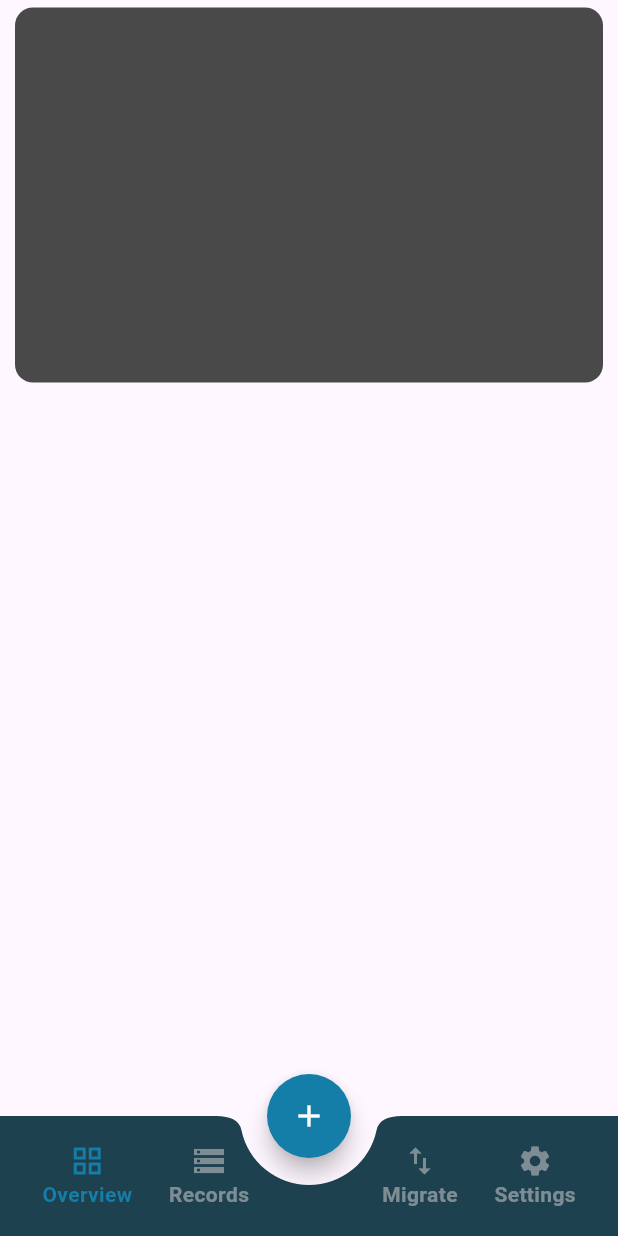
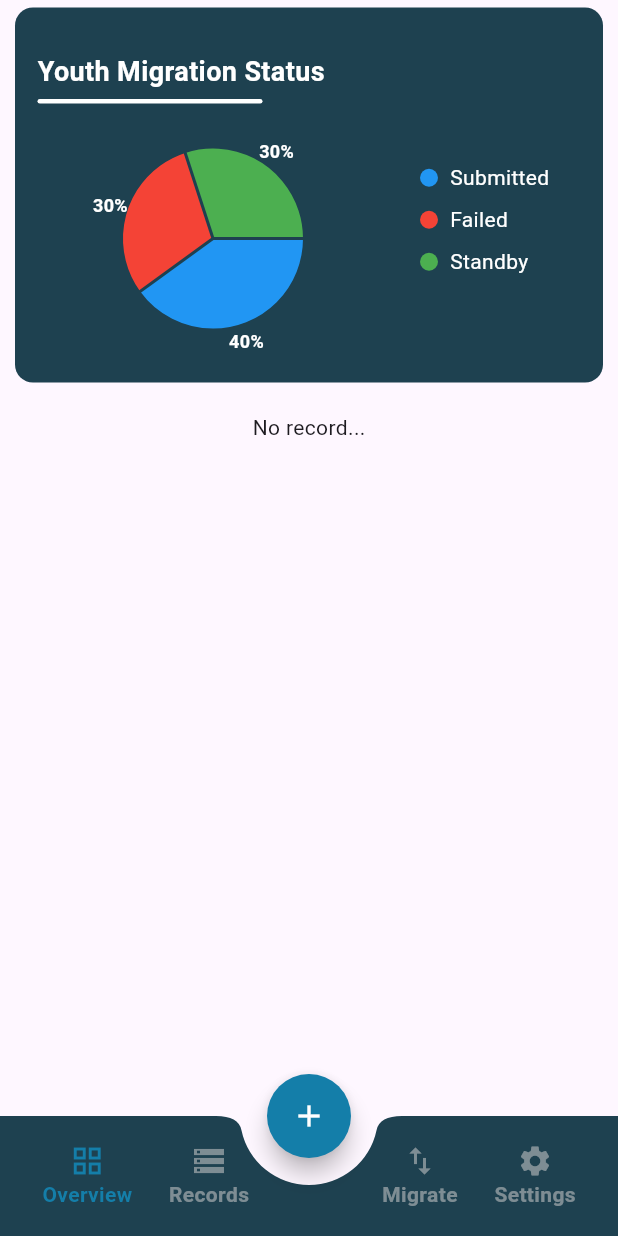
Before and after one commit to hikusama/sksalaan_mobile, a Flutter app: the screen it shows after launch, on a phone screen of 412 x 824 dp. Run offline on Flutter 3.47's test engine with Material 3 defaults, Android fonts, the light colour scheme and no system bars; drawn by our look-alikes of fl_chart; our stand-ins replace confetti, drift, flutter_secure_storage; missing offline and left inert: flutter_exit_app; accounts and stored records are empty; generated files the repository leaves out were written again.

Commit message:
graph in overview UI

```diff
--- a/lib/data/app_database.dart
+++ b/lib/data/app_database.dart
@@ -175,7 +175,6 @@ class AppDatabase extends _$AppDatabase {
         .map((info) => info.youthUserId)
         .get();
 
-    // ⛔ If no matches found, return empty results immediately
     if (userIds.isEmpty) {
       return {
         'youth': [],
@@ -190,7 +189,6 @@ class AppDatabase extends _$AppDatabase {
     query.where((tbl) => tbl.youthUserId.isIn(userIds));
   }
 
-  // Execute the main query
   final users = await query.get();
   final result = <FullYouthProfile>[];
 
--- a/lib/main.dart
+++ b/lib/main.dart
@@ -3,7 +3,7 @@ import 'package:flutter/material.dart';
 // import 'package:skyouthprofiling/data/view/insert.dart';
 import 'presentation/main_screen.dart';
 
-void main() async {
+void main()  {
 
   runApp(const MyApp());
 }
--- a/lib/presentation/screens/overview_screen.dart
+++ b/lib/presentation/screens/overview_screen.dart
@@ -2,6 +2,7 @@ import 'package:flutter/material.dart';
 import 'package:intl/intl.dart';
 import 'package:skyouthprofiling/data/app_database.dart';
 import 'package:skyouthprofiling/data/view/edit.dart';
+import 'package:fl_chart/fl_chart.dart';
 
 class OverviewScreen extends StatefulWidget {
   const OverviewScreen({super.key});
@@ -90,7 +91,10 @@ class _OverviewScreenState extends State<OverviewScreen> {
                           },
                           child: Scrollbar(
                             thumbVisibility: true,
-                            child: ListView.builder(
+                            child:
+                                _youthProfiles.isEmpty
+                                    ? Text('No record...')
+                                    : ListView.builder(
                                       itemCount:
                                           _youthProfiles.length +
                                           (_isLoadingMore ? 1 : 0),
@@ -99,7 +103,8 @@ class _OverviewScreenState extends State<OverviewScreen> {
                                           return const Padding(
                                             padding: EdgeInsets.all(16),
                                             child: Center(
-                                      child: CircularProgressIndicator(),
+                                              child:
+                                                  CircularProgressIndicator(),
                                             ),
                                           );
                                         }
@@ -127,8 +132,132 @@ class _OverviewScreenState extends State<OverviewScreen> {
       height: 250,
       margin: const EdgeInsets.fromLTRB(10, 5, 10, 20),
       decoration: BoxDecoration(
-        color: const Color.fromARGB(255, 73, 73, 73),
+        color: const Color.fromARGB(255, 30, 65, 80),
         borderRadius: BorderRadius.circular(12),
+      ),
+      child: Column(
+        crossAxisAlignment: CrossAxisAlignment.start,
+        children: [
+          SizedBox(height: 30),
+          Container(
+            padding: EdgeInsets.only(left: 15),
+            child: Text(
+              "Youth Migration Status",
+              style: TextStyle(
+                color: Colors.white,
+                fontWeight: FontWeight.bold,
+                fontSize: 18,
+              ),
+              textAlign: TextAlign.start,
+            ),
+          ),
+          SizedBox(height: 5),
+          Container(
+            margin: EdgeInsets.only(left: 15),
+            height: 3,
+            width: 150,
+            decoration: BoxDecoration(
+              color: Colors.white,
+              borderRadius: BorderRadius.circular(20),
+            ),
+          ),
+          SizedBox(height: 30),
+          Row(
+            mainAxisAlignment: MainAxisAlignment.spaceBetween,
+            crossAxisAlignment: CrossAxisAlignment.center,
+            children: [
+              const SizedBox(width: 10),
+
+              /// 📊 Pie Chart Section
+              Expanded(
+                flex: 4,
+                child: SizedBox(
+                  width: 120,
+                  height: 120,
+                  child: PieChart(
+                    PieChartData(
+                      sectionsSpace: 2,
+                      centerSpaceRadius: 0,
+                      sections: [
+                        PieChartSectionData(
+                          value: 40,
+                          color: Colors.blue,
+                          radius: 60,
+                          title: '40%',
+                          titleStyle: TextStyle(
+                            fontSize: 12,
+                            fontWeight: FontWeight.bold,
+                            color: Colors.white,
+                          ),
+                          titlePositionPercentageOffset: 1.2,
+                        ),
+                        PieChartSectionData(
+                          value: 30,
+                          color: Colors.red,
+                          radius: 60,
+                          title: '30%',
+                          titleStyle: TextStyle(
+                            fontSize: 12,
+                            fontWeight: FontWeight.bold,
+                            color: Colors.white,
+                          ),
+                          titlePositionPercentageOffset: 1.2,
+                        ),
+                        PieChartSectionData(
+                          value: 30,
+                          color: Colors.green,
+                          radius: 60,
+                          title: '30%',
+                          titleStyle: TextStyle(
+                            fontSize: 12,
+                            fontWeight: FontWeight.bold,
+                            color: Colors.white,
+                          ),
+                          titlePositionPercentageOffset: 1.2,
+                        ),
+                      ],
+                    ),
+                  ),
+                ),
+              ),
+
+              const SizedBox(width: 16),
+
+              Expanded(
+                flex: 2,
+                child: Column(
+                  crossAxisAlignment: CrossAxisAlignment.start,
+                  children: [
+                    _buildLegend(Colors.blue, "Submitted"),
+                    _buildLegend(Colors.red, "Failed"),
+                    _buildLegend(Colors.green, "Standby"),
+                    SizedBox(height: 25),
+                  ],
+                ),
+              ),
+            ],
+          ),
+        ],
+      ),
+    );
+  }
+
+  Widget _buildLegend(Color color, String label) {
+    return Padding(
+      padding: const EdgeInsets.symmetric(vertical: 4),
+      child: Row(
+        children: [
+          Container(
+            width: 12,
+            height: 12,
+            decoration: BoxDecoration(shape: BoxShape.circle, color: color),
+          ),
+          const SizedBox(width: 8),
+          Text(
+            label,
+            style: const TextStyle(color: Colors.white, fontSize: 14),
+          ),
+        ],
       ),
     );
   }
@@ -300,11 +429,15 @@ class _OverviewScreenState extends State<OverviewScreen> {
               child: Text('Load more'),
             )
             : SizedBox.shrink(),
-        (index + 1 == proflen && pagesLeft == 0) ? SizedBox(height:15,) :  SizedBox.shrink(),
+        (index + 1 == proflen && pagesLeft == 0)
+            ? SizedBox(height: 15)
+            : SizedBox.shrink(),
         (index + 1 == proflen && pagesLeft == 0)
             ? Text('You\'re all caught up.')
             : SizedBox.shrink(),
-        (index + 1 == proflen && pagesLeft == 0) ? SizedBox(height:15,) :  SizedBox.shrink(),
+        (index + 1 == proflen && pagesLeft == 0)
+            ? SizedBox(height: 15)
+            : SizedBox.shrink(),
         index + 1 == proflen
             ? Container(
               padding: EdgeInsets.fromLTRB(30, 0, 30, 15),
--- a/lib/presentation/screens/records_screen.dart
+++ b/lib/presentation/screens/records_screen.dart
@@ -12,7 +12,6 @@ class RecordsScreen extends StatefulWidget {
 
 class RecordsScreenState extends State<RecordsScreen> {
   final db = DatabaseProvider.instance;
-
 
   bool _isLoadingMore = false;
   int _offset = 0;
@@ -99,8 +98,11 @@ class RecordsScreenState extends State<RecordsScreen> {
                           await _loadInitialData('');
                         },
                         child: Scrollbar(
-                          thumbVisibility: true,
-                          child: ListView.builder(
+                          thumbVisibility: _youthProfiles.isEmpty ? false : true,
+                          child:
+                              _youthProfiles.isEmpty
+                                  ? Text('No record...')
+                                  : ListView.builder(
                                     itemCount:
                                         _youthProfiles.length +
                                         (_isLoadingMore ? 1 : 0),
--- a/pubspec.yaml
+++ b/pubspec.yaml
@@ -40,6 +40,8 @@ dependencies:
   confetti: ^0.7.0
   flutter_secure_storage: ^9.2.4
   http: ^1.4.0
+  fl_chart: ^1.0.0
+  percent_indicator: ^4.2.5
 dev_dependencies:
   build_runner: ^2.4.7
   drift_dev: ^2.26.1
```
Also changed, not shown: lib/presentation/screens/s.dart (added), pubspec.lock. Lines whose indentation alone changed are shown as unchanged.
